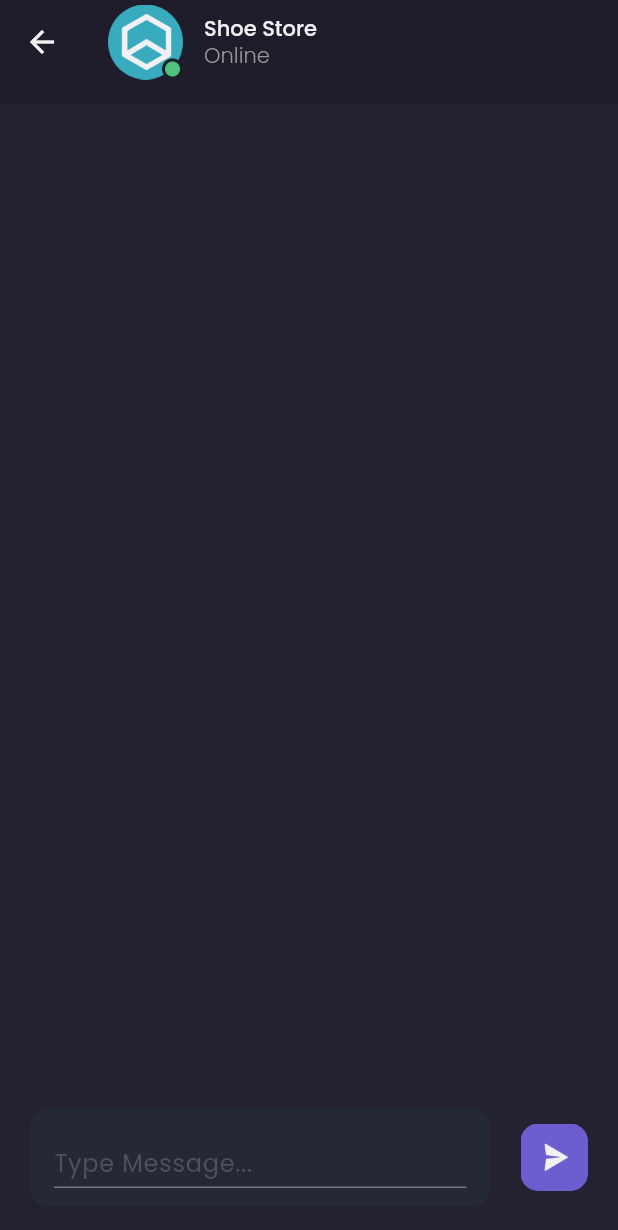
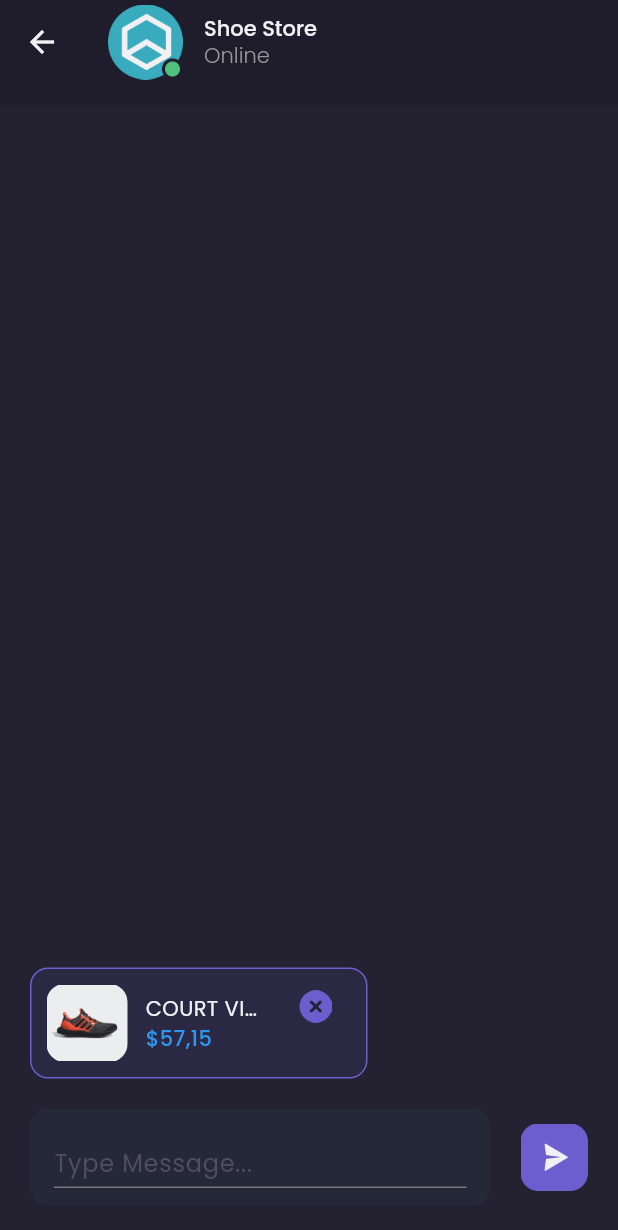
Before and after one commit to fachrulfaathir/ecomerce_flutter, a Flutter app: the ChatDetailPage screen opened by its route, on a phone screen of 412 x 824 dp. Shown: the top 1230 px of the screen. Run offline on Flutter 3.47's test engine with Material 3 defaults, Android fonts, the phone set to English and light mode, and no system bars; our stand-ins replace google_fonts.

Commit message:
tambah item detail chat

```diff
--- a/lib/pages/chat_detail_page.dart
+++ b/lib/pages/chat_detail_page.dart
@@ -27,10 +27,57 @@ class ChatDetailPage extends StatelessWidget {
     ));
   }
 
+  Widget productReview(){
+    return Container(
+      width: 225,
+      height: 74,
+      decoration: BoxDecoration(
+        borderRadius: BorderRadius.circular(12),
+        color: bgColor5,
+        border: Border.all(
+          color: primaryColor
+        )
+      ),
+      margin: EdgeInsets.only(bottom: 20),
+      padding: EdgeInsets.all(10),
+      child: Row(
+        crossAxisAlignment: CrossAxisAlignment.start,
+        children: [
+          ClipRRect(
+            borderRadius: BorderRadius.circular(12),
+            child: Image.asset('assets/image_shoes.png', width: 54, height: 54,)
+            ),
+            SizedBox(width: 12,),
+            Expanded(
+              child: Column(
+                crossAxisAlignment: CrossAxisAlignment.start,
+                mainAxisAlignment: MainAxisAlignment.center,
+                children: [
+                  Text('COURT VISION FROM THE PAST', style: primaryTextStyle.copyWith(fontSize: 14, fontWeight: regular, overflow:TextOverflow.ellipsis ),),
+                  Text('\$57,15', style: priceTextStyle.copyWith(fontSize: 14, fontWeight: medium),)
+                ],
+              ),
+            ),
+            SizedBox(width: 10,),
+            IconButton(
+              padding: EdgeInsets.zero,
+              alignment: Alignment.topCenter,
+              onPressed: () {},
+              icon: Image.asset('assets/button_close.png', width: 22,height: 22,))
+        ],
+      ),
+    );
+  }
+
   Widget chatInput(){
     return Container(
       margin: EdgeInsets.all(20),
-      child: Row(
+      child: Column(
+        mainAxisSize: MainAxisSize.min,
+        crossAxisAlignment: CrossAxisAlignment.start,
+        children: [
+          productReview(),
+          Row(
           children: [
             Expanded(
               child: Container(
@@ -47,6 +94,7 @@ class ChatDetailPage extends StatelessWidget {
             SizedBox(width:20),
             Image.asset('assets/button_send.png', width: 45)
           ],
+        ),]
       ),
     );
   }
--- a/lib/theme.dart
+++ b/lib/theme.dart
@@ -11,6 +11,7 @@ Color bgColor1 = const Color(0xFF1F1D2B);
 Color bgColor2 = const Color(0xFF2B2937);
 Color bgColor3 = const Color(0xFF242231);
 Color bgColor4 = const Color(0xFF252836);
+Color bgColor5 = const Color(0xFF2B2844);
 Color primaryTextColor = const Color(0xFFF1F0F2);
 Color secondaryTextColor = const Color(0xFF999999);
 Color subtitleTextColor = const Color(0xFF504F5E);
```
Lines whose indentation alone changed are shown as unchanged.
